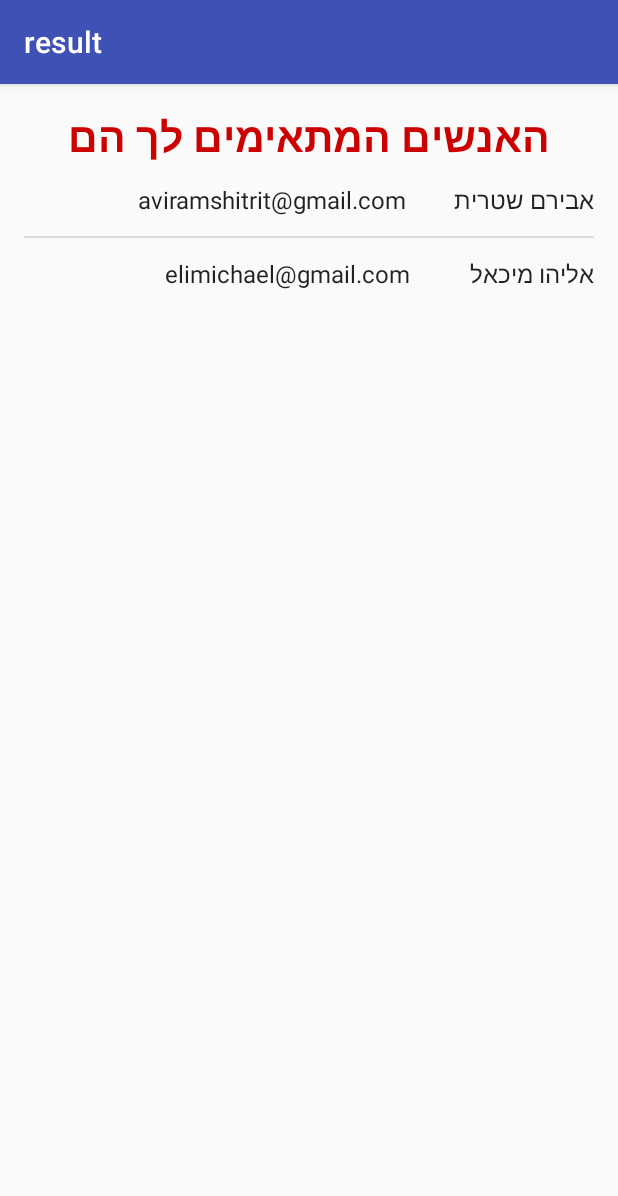
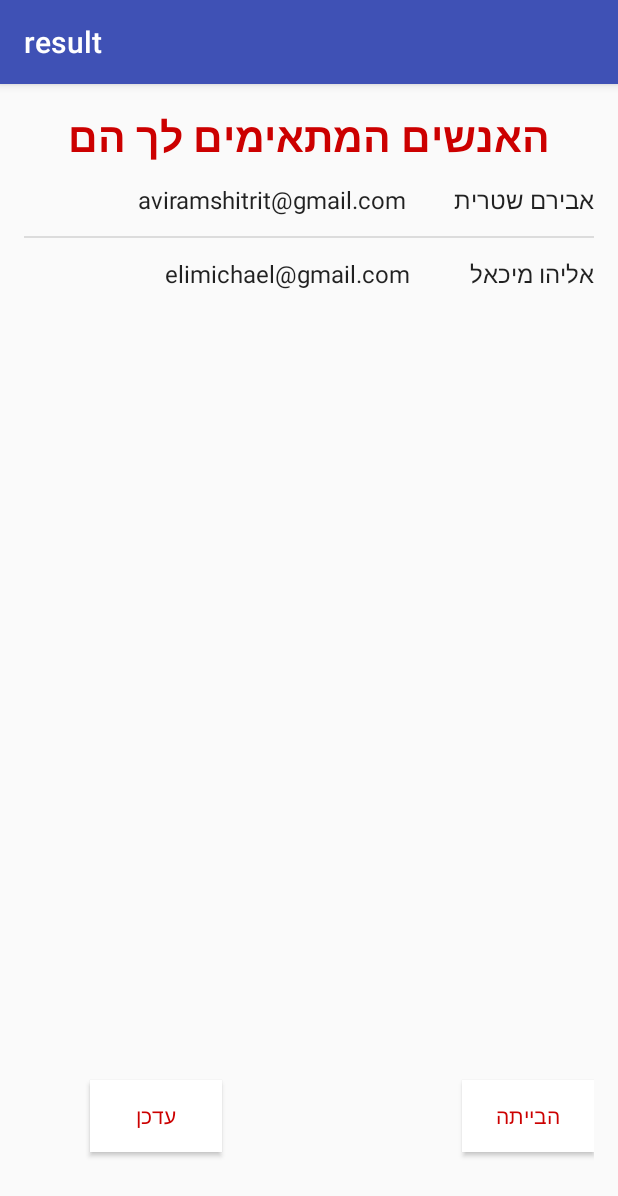
Before and after one commit to dadise/Student2Student, an Android app: the result screen opened directly, with no data from a screen before it, on a phone screen of 412 x 824 dp. Shown: the top 1196 px of the screen. Run offline under Robolectric (Android 15) with nearby library versions, the phone set to English and light mode, and no system bars.

Commit message:
sync with DB + adding 2 more class (queries)

```diff
--- a/app/build.gradle
+++ b/app/build.gradle
@@ -10,6 +10,10 @@ android {
         targetSdkVersion 22
         versionCode 1
         versionName "1.0"
+        multiDexEnabled true
+    }
+    dexOptions {
+        javaMaxHeapSize "4g"
     }
     buildTypes {
         release {
@@ -24,4 +28,6 @@ dependencies {
     testCompile 'junit:junit:4.12'
     compile 'com.android.support:appcompat-v7:22.1.1'
     compile 'com.android.support:design:22.+'
+    compile 'mysql:mysql-connector-java:5.1.13'
+
 }
--- a/app/src/main/AndroidManifest.xml
+++ b/app/src/main/AndroidManifest.xml
@@ -1,6 +1,8 @@
 <?xml version="1.0" encoding="utf-8"?>
 <manifest xmlns:android="http://schemas.android.com/apk/res/android"
     package="com.example.student2student">
+
+    <uses-permission android:name="android.permission.INTERNET"></uses-permission>
 
     <application
         android:allowBackup="true"
--- a/app/src/main/java/com/example/student2student/MainActivity.java
+++ b/app/src/main/java/com/example/student2student/MainActivity.java
@@ -10,7 +10,9 @@ import android.view.View;
 import android.view.Menu;
 import android.view.MenuItem;
 
-public class MainActivity extends AppCompatActivity {
+import com.example.student2student.query_task.QueryInterface;
+
+public class MainActivity extends AppCompatActivity  {
 
     @Override
     protected void onCreate(Bundle savedInstanceState) {
@@ -53,4 +55,6 @@ public class MainActivity extends AppCompatActivity {
 
         return super.onOptionsItemSelected(item);
     }
+
+
 }
--- /dev/null
+++ b/app/src/main/java/com/example/student2student/query_task/QueryInterface.java
@@ -0,0 +1,6 @@
+package com.example.student2student.query_task;
+
+public interface QueryInterface {
+    void onSuccess(String response);
+    void onError();
+}
--- a/app/src/main/res/layout/content_result.xml
+++ b/app/src/main/res/layout/content_result.xml
@@ -32,5 +32,33 @@
         android:layout_below="@+id/resultText"
         android:layout_centerHorizontal="true" />
 
+    <Button
+        android:layout_width="wrap_content"
+        android:layout_height="wrap_content"
+        android:text="עדכן"
+        android:id="@+id/updateButton"
+        android:background="@color/white"
+        android:textColor="@color/red"
+        android:layout_toLeftOf="@+id/mainButton"
+        android:layout_centerHorizontal="true"
+        android:layout_alignParentBottom="true"
+        android:layout_marginBottom="40dp"
+        android:onClick="toWhichToTeach"
+        />
+
+    <Button
+        android:layout_width="wrap_content"
+        android:layout_height="wrap_content"
+        android:text="הבייתה"
+        android:id="@+id/mainButton"
+        android:background="@color/white"
+        android:textColor="@color/red"
+        android:layout_centerHorizontal="true"
+        android:layout_alignParentBottom="true"
+        android:layout_marginBottom="40dp"
+        android:layout_alignParentRight="true"
+        android:layout_marginLeft="160dp"
+        android:onClick="toMain"/>
+
 
 </RelativeLayout>
```
Also changed, not shown: app/src/main/java/com/example/student2student/new_user.java (+8 -2 lines), app/src/main/java/com/example/student2student/query_task/import_list.java (renamed from app/src/main/java/com/example/student2student/DALServer.java, +31 -15 lines), app/src/main/java/com/example/student2student/query_task/insert_student.java (added, +108 -0 lines), app/src/main/java/com/example/student2student/result.java (+15 -0 lines), app/src/main/java/com/example/student2student/which_to_teach.java (+22 -2 lines), app/src/main/res/layout/content_which_to_teach.xml (+0 -25 lines).
